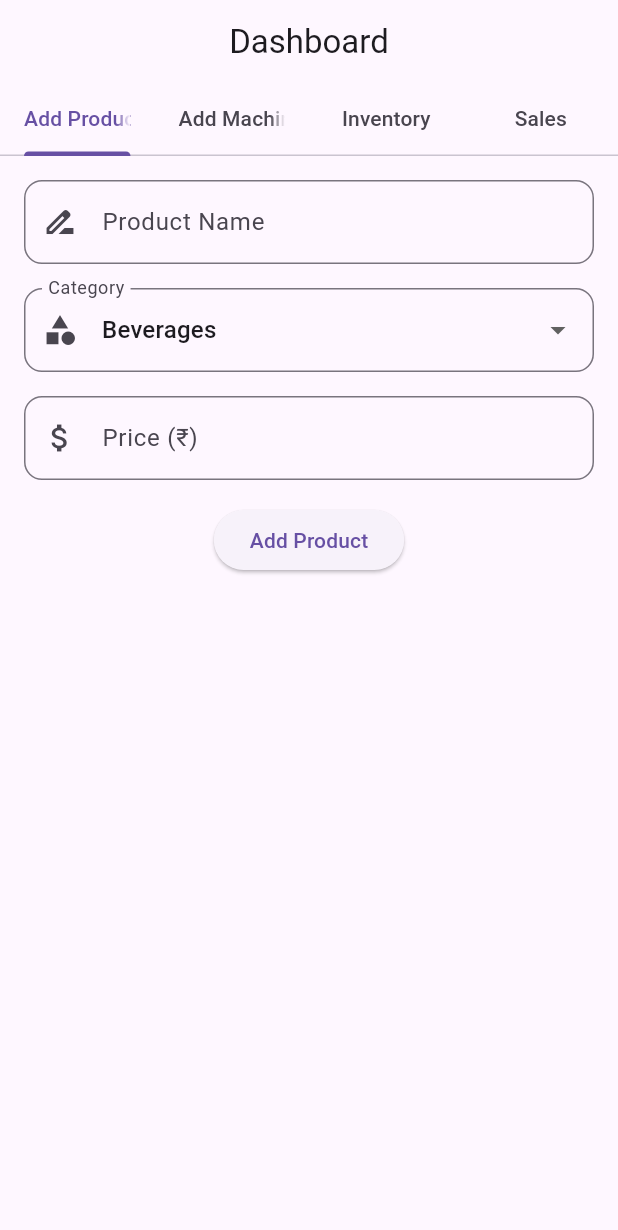
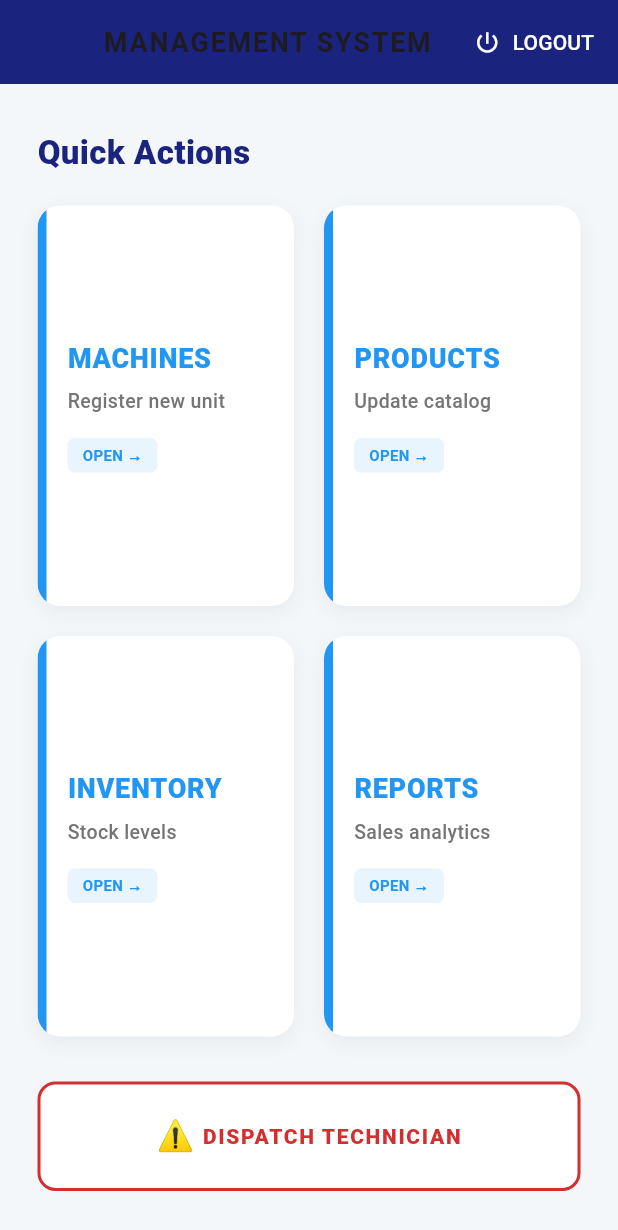
Before and after one commit to meerasiv/vending_app, a Flutter app: the DashboardPage screen opened directly, on a phone screen of 412 x 824 dp. Shown: the top 1230 px of the screen. Run offline on Flutter 3.47's test engine with Material 3 defaults, Android fonts, the phone set to English and light mode, and no system bars; our stand-ins replace supabase_flutter; accounts and stored records are empty.

Commit message:
Update dashboard_page.dart

```diff
--- a/lib/pages/dashboard_page.dart
+++ b/lib/pages/dashboard_page.dart
@@ -1,261 +1,228 @@
 import 'package:flutter/material.dart';
 import 'package:supabase_flutter/supabase_flutter.dart';
 
-class DashboardPage extends StatefulWidget {
+import 'add_machine_page.dart';
+import 'add_product_page.dart';
+import 'inventory_page.dart';
+import 'sales_report_page.dart';
+import 'login_page.dart';
+import 'admin_alert_page.dart';
+
+class DashboardPage extends StatelessWidget {
   const DashboardPage({super.key});
 
-  @override
-  State<DashboardPage> createState() => _DashboardPageState();
-}
-
-class _DashboardPageState extends State<DashboardPage> {
-  final supabase = Supabase.instance.client;
-
-  // ---------- Add Product ----------
-  final productNameController = TextEditingController();
-  final productPriceController = TextEditingController();
-  final List<String> productCategories = [
-    'Beverages',
-    'Snacks',
-    'Dairy',
-    'Bakery',
-    'Personal Care',
-    'Stationery',
-    'Others'
-  ];
-  String selectedCategory = 'Beverages';
-  bool isAddingProduct = false;
-
-  Future<void> addProduct() async {
-    if (productNameController.text.isEmpty || productPriceController.text.isEmpty) {
-      ScaffoldMessenger.of(context).showSnackBar(
-          const SnackBar(content: Text("Please fill all fields ❗")));
-      return;
-    }
-
-    setState(() => isAddingProduct = true);
-
-    try {
-      await supabase.from('PRODUCT').insert({
-        'product_name': productNameController.text.trim(),
-        'category': selectedCategory,
-        'price': double.parse(productPriceController.text.trim()),
-        'supplier_id': 1, // static for now
-      });
-
-      ScaffoldMessenger.of(context)
-          .showSnackBar(const SnackBar(content: Text("Product Added ✅")));
-
-      productNameController.clear();
-      productPriceController.clear();
-      setState(() => selectedCategory = productCategories[0]);
-      loadInventory();
-    } catch (e) {
-      ScaffoldMessenger.of(context)
-          .showSnackBar(SnackBar(content: Text("Error: $e")));
-    } finally {
-      setState(() => isAddingProduct = false);
-    }
-  }
-
-  // ---------- Add Machine ----------
-  final machineLocationController = TextEditingController();
-  bool isAddingMachine = false;
-
-  Future<void> addMachine() async {
-    if (machineLocationController.text.isEmpty) {
-      ScaffoldMessenger.of(context)
-          .showSnackBar(const SnackBar(content: Text("Enter location ❗")));
-      return;
-    }
-
-    setState(() => isAddingMachine = true);
-
-    try {
-      await supabase.from('VENDING_MACHINE').insert({
-        'location': machineLocationController.text.trim(),
-      });
-
-      ScaffoldMessenger.of(context)
-          .showSnackBar(const SnackBar(content: Text("Machine Added ✅")));
-      machineLocationController.clear();
-      loadInventory();
-    } catch (e) {
-      ScaffoldMessenger.of(context)
-          .showSnackBar(SnackBar(content: Text("Error: $e")));
-    } finally {
-      setState(() => isAddingMachine = false);
-    }
-  }
-
-  // ---------- Inventory ----------
-  List inventoryItems = [];
-  bool isLoadingInventory = false;
-
-  Future<void> loadInventory() async {
-    setState(() => isLoadingInventory = true);
-
-    try {
-      final data = await supabase.from('machine_inventory').select(
-          'machine_id,quantity_available,product(product_id,product_name,price)');
-      setState(() => inventoryItems = data);
-    } catch (e) {
-      ScaffoldMessenger.of(context)
-          .showSnackBar(SnackBar(content: Text("Error: $e")));
-    } finally {
-      setState(() => isLoadingInventory = false);
-    }
-  }
-
-  // ---------- Sales Report ----------
-  List salesItems = [];
-  bool isLoadingSales = false;
-
-  Future<void> loadSalesReport() async {
-    setState(() => isLoadingSales = true);
-
-    try {
-      final data = await supabase.from('machine_transaction').select(
-          'transaction_id,machine_id,product_id,amount_paid,payment_method,created_at');
-      setState(() => salesItems = data);
-    } catch (e) {
-      ScaffoldMessenger.of(context)
-          .showSnackBar(SnackBar(content: Text("Error: $e")));
-    } finally {
-      setState(() => isLoadingSales = false);
+  Future<void> logout(BuildContext context) async {
+    await Supabase.instance.client.auth.signOut();
+    if (context.mounted) {
+      Navigator.pushAndRemoveUntil(
+        context,
+        MaterialPageRoute(builder: (context) => const LoginPage()),
+        (route) => false,
+      );
     }
   }
 
   @override
-  void initState() {
-    super.initState();
-    loadInventory();
-    loadSalesReport();
-  }
-
-  InputDecoration fieldStyle(String label, IconData icon) {
-    return InputDecoration(
-      labelText: label,
-      prefixIcon: Icon(icon),
-      border: OutlineInputBorder(borderRadius: BorderRadius.circular(12)),
-    );
-  }
-
-  @override
   Widget build(BuildContext context) {
-    return DefaultTabController(
-      length: 4,
-      child: Scaffold(
+    return Scaffold(
+      backgroundColor: const Color(0xFFF4F7F9), // Light Grey-Blue
       appBar: AppBar(
-          title: const Text("Dashboard"),
+        title: const Text(
+          "MANAGEMENT SYSTEM",
+          style: TextStyle(letterSpacing: 1.2, fontWeight: FontWeight.bold, fontSize: 18),
+        ),
         centerTitle: true,
-          bottom: const TabBar(
-            tabs: [
-              Tab(text: "Add Product"),
-              Tab(text: "Add Machine"),
-              Tab(text: "Inventory"),
-              Tab(text: "Sales"),
+        backgroundColor: const Color(0xFF1A237E), // Deep Navy
+        elevation: 0,
+        actions: [
+          TextButton.icon(
+            onPressed: () => logout(context),
+            icon: const Icon(Icons.power_settings_new, color: Colors.white, size: 18),
+            label: const Text("LOGOUT", style: TextStyle(color: Colors.white)),
+          )
         ],
       ),
+      body: Padding(
+        padding: const EdgeInsets.symmetric(horizontal: 25, vertical: 30),
+        child: Column(
+          crossAxisAlignment: CrossAxisAlignment.start,
+          children: [
+            const Text(
+              "Quick Actions",
+              style: TextStyle(fontSize: 22, fontWeight: FontWeight.w800, color: Color(0xFF1A237E)),
             ),
-        body: TabBarView(
+            const SizedBox(height: 20),
+
+            /// ROW 1
+            Expanded(
+              child: Row(
                 children: [
-
-            // ---------- Add Product Tab ----------
-            SingleChildScrollView(
-              padding: const EdgeInsets.all(16),
-              child: Column(
-                children: [
-                  TextField(
-                    controller: productNameController,
-                    decoration: fieldStyle("Product Name", Icons.drive_file_rename_outline),
+                  Expanded(
+                    child: actionCard(
+                      context,
+                      "MACHINES",
+                      "Register new unit",
+                      const Color(0xFF2196F3), // Blue
+                      const AddMachinePage(),
                     ),
-                  const SizedBox(height: 16),
-                  DropdownButtonFormField<String>(
-                    value: selectedCategory,
-                    decoration: fieldStyle("Category", Icons.category),
-                    items: productCategories
-                        .map((c) => DropdownMenuItem(value: c, child: Text(c)))
-                        .toList(),
-                    onChanged: (val) => setState(() => selectedCategory = val!),
                   ),
-                  const SizedBox(height: 16),
-                  TextField(
-                    controller: productPriceController,
-                    keyboardType: TextInputType.number,
-                    decoration: fieldStyle("Price (₹)", Icons.attach_money),
+                  const SizedBox(width: 20),
+                  Expanded(
+                    child: actionCard(
+                      context,
+                      "PRODUCTS",
+                      "Update catalog",
+                     const Color(0xFF2196F3),
+                       AddProductPage(),
                     ),
-                  const SizedBox(height: 16),
-                  ElevatedButton(
-                    onPressed: isAddingProduct ? null : addProduct,
-                    child: isAddingProduct
-                        ? const CircularProgressIndicator(color: Colors.white)
-                        : const Text("Add Product"),
                   ),
                 ],
               ),
             ),
+            const SizedBox(height: 20),
 
-            // ---------- Add Machine Tab ----------
-            SingleChildScrollView(
-              padding: const EdgeInsets.all(16),
-              child: Column(
+            /// ROW 2
+            Expanded(
+              child: Row(
                 children: [
-                  TextField(
-                    controller: machineLocationController,
-                    decoration: fieldStyle("Machine Location", Icons.location_on),
+                  Expanded(
+                    child: actionCard(
+                      context,
+                      "INVENTORY",
+                      "Stock levels",
+                      const Color(0xFF2196F3), // Blue
+                      const InventoryPage(),
                     ),
-                  const SizedBox(height: 16),
-                  ElevatedButton(
-                    onPressed: isAddingMachine ? null : addMachine,
-                    child: isAddingMachine
-                        ? const CircularProgressIndicator(color: Colors.white)
-                        : const Text("Add Machine"),
+                  ),
+                  const SizedBox(width: 20),
+                  Expanded(
+                    child: actionCard(
+                      context,
+                      "REPORTS",
+                      "Sales analytics",
+                     const Color(0xFF2196F3), // Blue
+                      const SalesReportPage(),
+                    ),
                   ),
                 ],
               ),
             ),
+            const SizedBox(height: 30),
 
-            // ---------- Inventory Tab ----------
-            isLoadingInventory
-                ? const Center(child: CircularProgressIndicator())
-                : ListView.builder(
-                    padding: const EdgeInsets.all(16),
-                    itemCount: inventoryItems.length,
-                    itemBuilder: (context, index) {
-                      final item = inventoryItems[index];
-                      final product = item['product'];
-                      return Card(
-                        child: ListTile(
-                          title: Text(product['product_name']),
-                          subtitle: Text(
-                              "Machine: ${item['machine_id']} | Stock: ${item['quantity_available']} | Price: ₹${product['price']}"),
+            /// TECHNICAL ALERT BUTTON
+            InkWell(
+              onTap: () => Navigator.push(context, MaterialPageRoute(builder: (_) => const AdminAlertPage())),
+              child: Container(
+                width: double.infinity,
+                padding: const EdgeInsets.symmetric(vertical: 20),
+                decoration: BoxDecoration(
+                  color: Colors.white,
+                  border: Border.all(color: Colors.red.shade700, width: 2),
+                  borderRadius: BorderRadius.circular(12),
                 ),
-                      );
-                    },
+                child: Row(
+                  mainAxisAlignment: MainAxisAlignment.center,
+                  children: [
+                    const Text("⚠️ ", style: TextStyle(fontSize: 20)), // Emoji fallback
+                    Text(
+                      "DISPATCH TECHNICIAN",
+                      style: TextStyle(
+                        color: Colors.red.shade700,
+                        fontWeight: FontWeight.w900,
+                        letterSpacing: 1.1,
                       ),
-
-            // ---------- Sales Tab ----------
-            isLoadingSales
-                ? const Center(child: CircularProgressIndicator())
-                : ListView.builder(
-                    padding: const EdgeInsets.all(16),
-                    itemCount: salesItems.length,
-                    itemBuilder: (context, index) {
-                      final sale = salesItems[index];
-                      return Card(
-                        child: ListTile(
-                          title: Text(
-                              "Machine: ${sale['machine_id']} | Product: ${sale['product_id']}"),
-                          subtitle: Text(
-                              "Paid: ₹${sale['amount_paid']} | Method: ${sale['payment_method']} | ${sale['created_at']}"),
                     ),
-                      );
-                    },
+                  ],
+                ),
+              ),
             ),
           ],
         ),
       ),
     );
   }
+
+  Widget actionCard(
+    BuildContext context,
+    String title,
+    String subtitle,
+    Color accentColor,
+    Widget page,
+  ) {
+    return Container(
+      decoration: BoxDecoration(
+        color: Colors.white,
+        borderRadius: BorderRadius.circular(15),
+        boxShadow: [
+          BoxShadow(
+            color: Colors.black.withOpacity(0.05),
+            blurRadius: 10,
+            offset: const Offset(0, 4),
+          ),
+        ],
+      ),
+      child: ClipRRect(
+        borderRadius: BorderRadius.circular(15),
+        child: InkWell(
+          onTap: () => Navigator.push(context, MaterialPageRoute(builder: (context) => page)),
+          child: Stack(
+            children: [
+              // Colored Accent Bar on the side
+              Positioned(
+                left: 0,
+                top: 0,
+                bottom: 0,
+                width: 6,
+                child: Container(color: accentColor),
+              ),
+              Padding(
+                padding: const EdgeInsets.all(20.0),
+                child: Column(
+                  mainAxisAlignment: MainAxisAlignment.center,
+                  crossAxisAlignment: CrossAxisAlignment.start,
+                  children: [
+                    Text(
+                      title,
+                      style: TextStyle(
+                        fontSize: 18,
+                        fontWeight: FontWeight.w900,
+                        color: accentColor,
+                        letterSpacing: 0.5,
+                      ),
+                    ),
+                    const SizedBox(height: 6),
+                    Text(
+                      subtitle,
+                      style: TextStyle(
+                        fontSize: 13,
+                        color: Colors.grey.shade600,
+                        fontWeight: FontWeight.w500,
+                      ),
+                    ),
+                    const SizedBox(height: 15),
+                    // Visual "Go" Indicator (Simple container)
+                    Container(
+                      padding: const EdgeInsets.symmetric(horizontal: 10, vertical: 4),
+                      decoration: BoxDecoration(
+                        color: accentColor.withOpacity(0.1),
+                        borderRadius: BorderRadius.circular(5),
+                      ),
+                      child: Text(
+                        "OPEN →",
+                        style: TextStyle(
+                          fontSize: 10,
+                          fontWeight: FontWeight.bold,
+                          color: accentColor,
+                        ),
+                      ),
+                    ),
+                  ],
+                ),
+              ),
+            ],
+          ),
+        ),
+      ),
+    );
   }
+}
```
Lines whose indentation alone changed are shown as unchanged.
